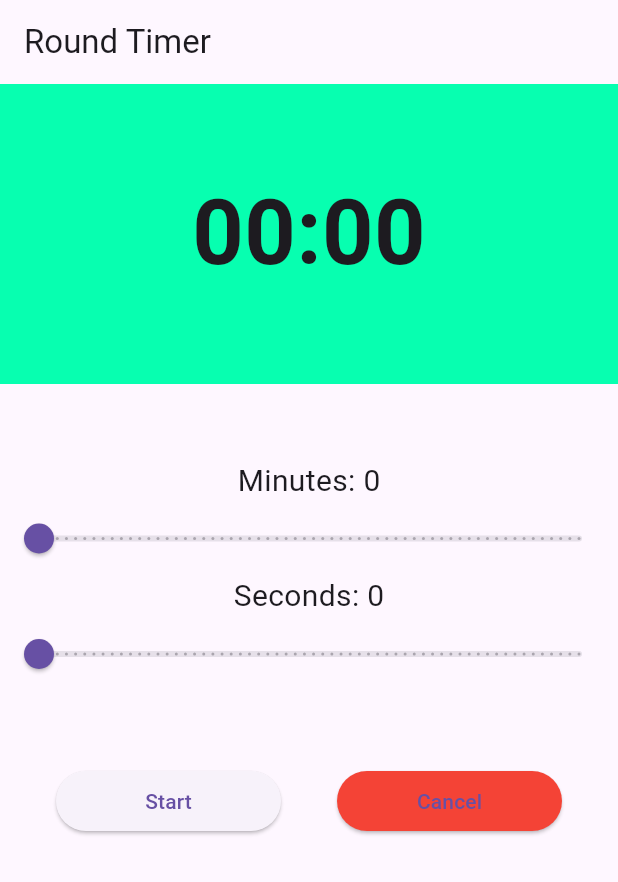
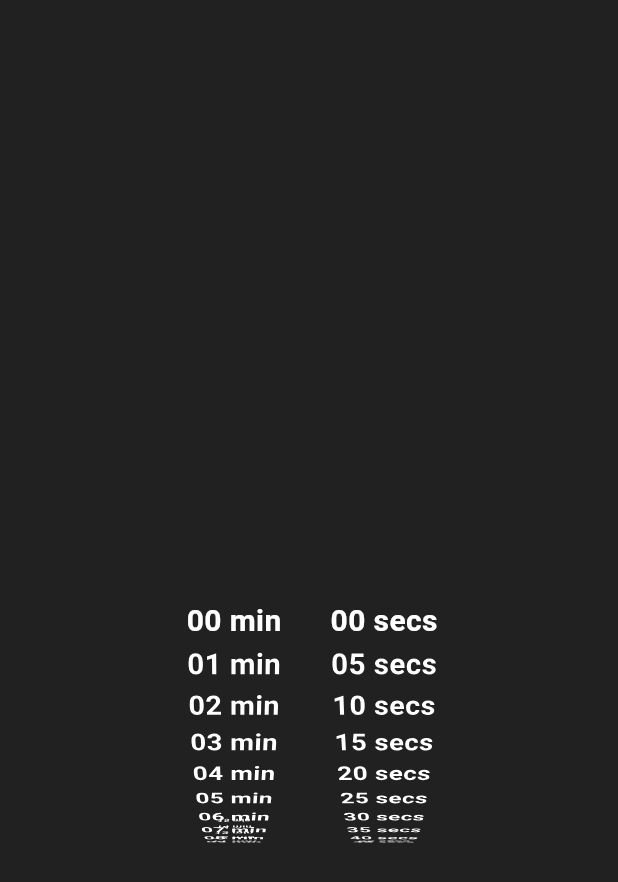
Before and after one commit to aurelienspnll/round_timer, a Flutter app: the screen it shows after launch, on a phone screen of 412 x 824 dp. Shown: the top 882 px of the screen. Run offline on Flutter 3.47's test engine with Material 3 defaults, Android fonts, the phone set to English and light mode, and no system bars.

Commit message:
create time wheel

```diff
--- a/lib/main.dart
+++ b/lib/main.dart
@@ -1,5 +1,6 @@
 import 'package:flutter/material.dart';
 import 'round_timer.dart';
+import 'time_wheel.dart';
 
 void main() {
   runApp(const MyApp());
@@ -17,7 +18,7 @@ class MyApp extends StatelessWidget {
       theme: ThemeData(
         primarySwatch: Colors.blue,
       ),
-      home: const RoundTimer(),
+      home: const TimeWheel(),
     );
   }
 }
--- /dev/null
+++ b/lib/time_component.dart
@@ -0,0 +1,29 @@
+// ignore_for_file: prefer_const_constructors, must_be_immutable
+
+import 'package:flutter/material.dart';
+
+
+class TimeComponent extends StatelessWidget {
+  final int timeValue;
+  final String unit;
+
+  const TimeComponent({Key? key, required this.timeValue, required this.unit}) : super(key: key);
+
+  @override
+  Widget build(BuildContext context) {
+    return Padding(
+      padding: const EdgeInsets.symmetric(),
+      child: Center(
+        child: Text(
+          timeValue < 10 ? '0$timeValue $unit' : '$timeValue $unit',
+
+          style: TextStyle(
+            fontSize: 20,
+            color: Colors.white,
+            fontWeight: FontWeight.bold,
+          ),
+        ),
+      ),
+    );
+  }
+}
--- /dev/null
+++ b/lib/time_wheel.dart
@@ -0,0 +1,71 @@
+import 'package:flutter/material.dart';
+import 'time_component.dart';
+
+class TimeWheel extends StatefulWidget {
+  const TimeWheel({Key? key}) : super(key: key);
+
+  @override
+  _TimeWheelState createState() => _TimeWheelState();
+}
+
+class _TimeWheelState extends State<TimeWheel> {
+  late FixedExtentScrollController _controller;
+
+  @override
+  void initState() {
+    super.initState();
+
+    _controller = FixedExtentScrollController();
+  }
+
+  @override
+  Widget build(BuildContext context) {
+    return Scaffold(
+      backgroundColor: Colors.grey[900],
+      body: Row(
+        mainAxisAlignment: MainAxisAlignment.center,
+        children: [
+          // minutes wheel
+          SizedBox(
+            width: 100,
+            child: ListWheelScrollView.useDelegate(
+              controller: _controller,
+              itemExtent: 25,
+              perspective: 0.01,
+              diameterRatio: 1.2,
+              physics: FixedExtentScrollPhysics(),
+              childDelegate: ListWheelChildBuilderDelegate(
+                childCount: 16,
+                builder: (context, index) {
+                  return TimeComponent(
+                    timeValue: index,
+                    unit: "min",
+                  );
+                },
+              ),
+            ),
+          ),
+          // seconds wheel
+          SizedBox(
+            width: 100,
+            child: ListWheelScrollView.useDelegate(
+              itemExtent: 25,
+              perspective: 0.01,
+              diameterRatio: 1.2,
+              physics: FixedExtentScrollPhysics(),
+              childDelegate: ListWheelChildBuilderDelegate(
+                childCount: 12,
+                builder: (context, index) {
+                  return TimeComponent(
+                    timeValue: index * 5,
+                    unit: "secs",
+                  );
+                },
+              ),
+            ),
+          ),
+        ],
+      ),
+    );
+  }
+}
```
